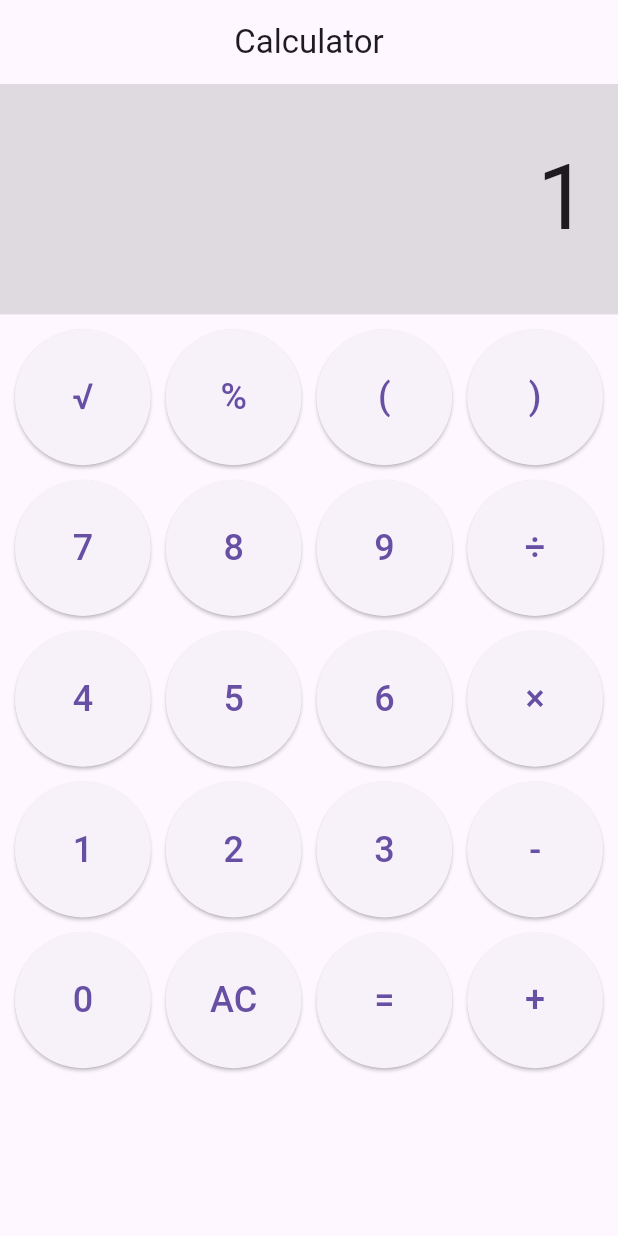
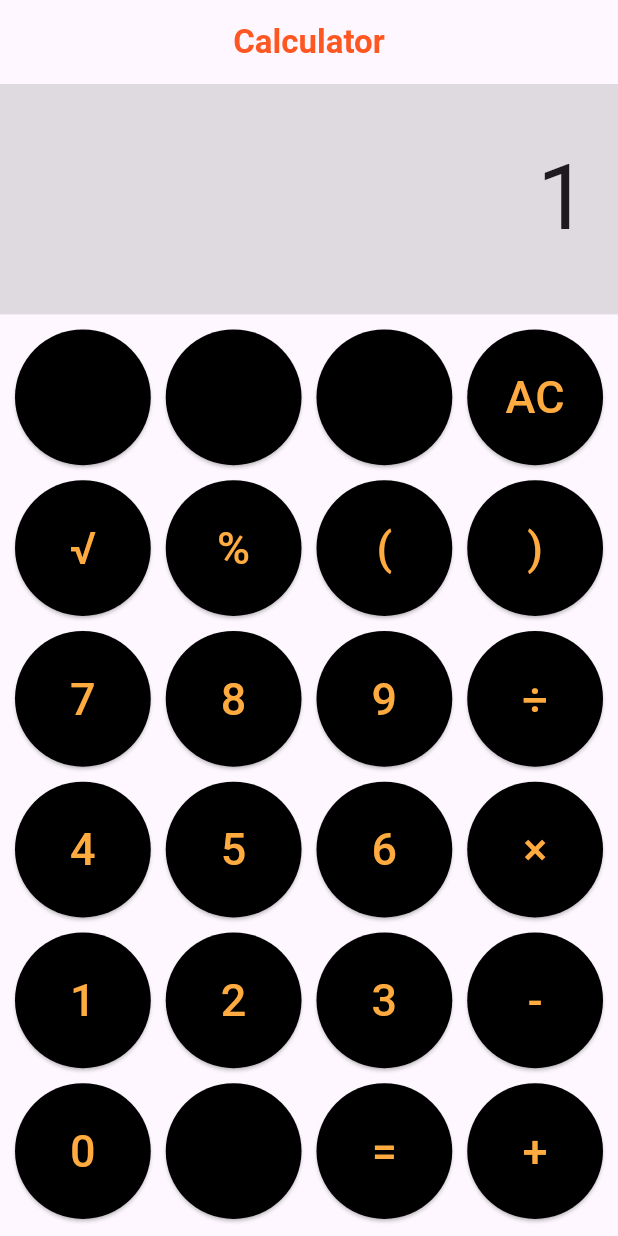
Before and after one commit to VenusWhisper/Calculator-App, a Flutter app: the screen it shows after launch, on a phone screen of 412 x 824 dp. Run offline on Flutter 3.47's test engine with Material 3 defaults, Android fonts, the phone set to English and light mode, and no system bars.

Commit message:
Implemented screen orientation
Locked screen orientation and changed some colors.

```diff
--- a/calculator_app_v1/lib/data/calculator_button.dart
+++ b/calculator_app_v1/lib/data/calculator_button.dart
@@ -6,11 +6,12 @@ class CalculatorButton extends StatelessWidget {
 
   // List of buttons --------------------------------------------------------------------------
   static const List<String> buttons = [
+    '', '', '', 'AC',
     '√', '%', '(', ')',
     '7', '8', '9', '÷',
     '4', '5', '6', '×',
     '1', '2', '3', '-',
-    '0', 'AC', '=', '+',
+    '0', '', '=', '+',
   ];
   // ------------------------------------------------------------------------------------------
 
@@ -21,9 +22,12 @@ class CalculatorButton extends StatelessWidget {
   Widget build(BuildContext context) {
     return ElevatedButton(
       onPressed: onPressed,
+      style: ElevatedButton.styleFrom(
+        backgroundColor: Colors.black,
+      ),
       child: Text(
         label,
-        style: const TextStyle(fontSize: 24),
+        style: const TextStyle(fontSize: 30, color: Colors.orangeAccent),
       ),
     );
   }
--- a/calculator_app_v1/lib/main.dart
+++ b/calculator_app_v1/lib/main.dart
@@ -1,8 +1,9 @@
+import 'package:calculator_app_v1/services/device_orientation.dart';
 import 'package:calculator_app_v1/views/calculator_screen.dart';
 import 'package:flutter/material.dart';
 
 void main() {
-  runApp(const CalculatorApp());
+  initializeApp(() => runApp(const CalculatorApp()));
 }
 
 class CalculatorApp extends StatelessWidget {
--- a/calculator_app_v1/lib/views/calculator_screen.dart
+++ b/calculator_app_v1/lib/views/calculator_screen.dart
@@ -8,7 +8,13 @@ class CalculatorScreen extends StatelessWidget {
   Widget build(BuildContext context) {
     return Scaffold(
       appBar: AppBar(
-        title: const Text('Calculator'),
+        title: const Text(
+          'Calculator',
+          style: TextStyle(
+            fontWeight: FontWeight.bold,
+            color: Colors.deepOrange,
+          ),
+          ),
         centerTitle: true,
       ),
       body: Column(
```
Also changed, not shown: calculator_app_v1/lib/services/device_orientation.dart (added, +15 -0 lines), 1 other file.
